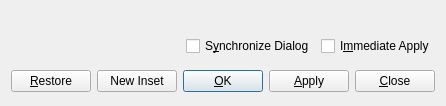
Above: src/frontends/qt4/ui/InsetParamsUi.ui from cburschka/lyx before the change. Below: the same form after it.
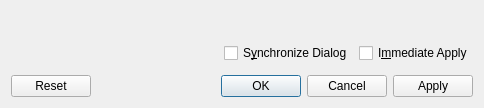
That is the form after the change.

```diff
--- a/src/frontends/qt4/ui/InsetParamsUi.ui
+++ b/src/frontends/qt4/ui/InsetParamsUi.ui
@@ -1,12 +1,12 @@
 <ui version="4.0" >
  <class>InsetParamsUi</class>
- <widget class="QDialog" name="InsetParamsUi" >
-  <property name="geometry" >
+ <widget class="QDialog" name="InsetParamsUi">
+  <property name="geometry">
    <rect>
     <x>0</x>
     <y>0</y>
-    <width>425</width>
-    <height>106</height>
+    <width>484</width>
+    <height>108</height>
    </rect>
   </property>
   <property name="focusPolicy" >
@@ -73,72 +73,19 @@
      <property name="margin" >
       <number>0</number>
      </property>
+     <property name="topMargin">
+      <number>0</number>
+     </property>
+     <property name="rightMargin">
+      <number>0</number>
+     </property>
+     <property name="bottomMargin">
+      <number>0</number>
+     </property>
      <item>
-      <widget class="QPushButton" name="restorePB" >
-       <property name="toolTip" >
-        <string>Restore initial values in dialog</string>
-       </property>
-       <property name="text" >
-        <string>&amp;Restore</string>
-       </property>
-       <property name="autoDefault" >
-        <bool>false</bool>
-       </property>
-      </widget>
-     </item>
-     <item>
-      <widget class="QPushButton" name="newPB" >
-       <property name="toolTip" >
-        <string>Push new inset into the document</string>
-       </property>
-       <property name="text" >
-        <string>New Inset</string>
-       </property>
-       <property name="autoDefault" >
-        <bool>false</bool>
-       </property>
-      </widget>
-     </item>
-     <item>
-      <spacer>
-       <property name="orientation" >
-        <enum>Qt::Horizontal</enum>
-       </property>
-       <property name="sizeHint" stdset="0" >
-        <size>
-         <width>31</width>
-         <height>27</height>
-        </size>
-       </property>
-      </spacer>
-     </item>
-     <item>
-      <widget class="QPushButton" name="okPB" >
-       <property name="text" >
-        <string>&amp;OK</string>
-       </property>
-       <property name="default" >
-        <bool>true</bool>
-       </property>
-      </widget>
-     </item>
-     <item>
-      <widget class="QPushButton" name="applyPB" >
-       <property name="text" >
-        <string>&amp;Apply</string>
-       </property>
-       <property name="autoDefault" >
-        <bool>false</bool>
-       </property>
-      </widget>
-     </item>
-     <item>
-      <widget class="QPushButton" name="closePB" >
-       <property name="text" >
-        <string>&amp;Close</string>
-       </property>
-       <property name="autoDefault" >
-        <bool>false</bool>
+      <widget class="QDialogButtonBox" name="buttonBox">
+       <property name="standardButtons">
+        <set>QDialogButtonBox::Apply|QDialogButtonBox::Cancel|QDialogButtonBox::Ok|QDialogButtonBox::Reset</set>
        </property>
       </widget>
      </item>
```
Left out of the diff: 57 changed lines with no effect on the pictures.
